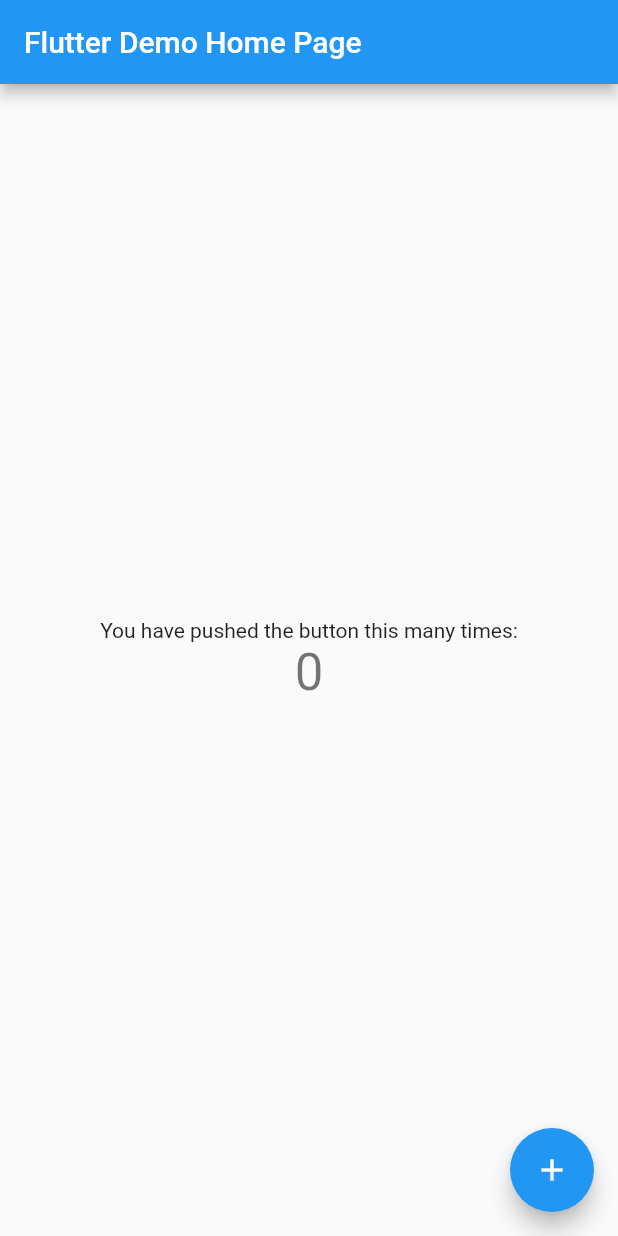
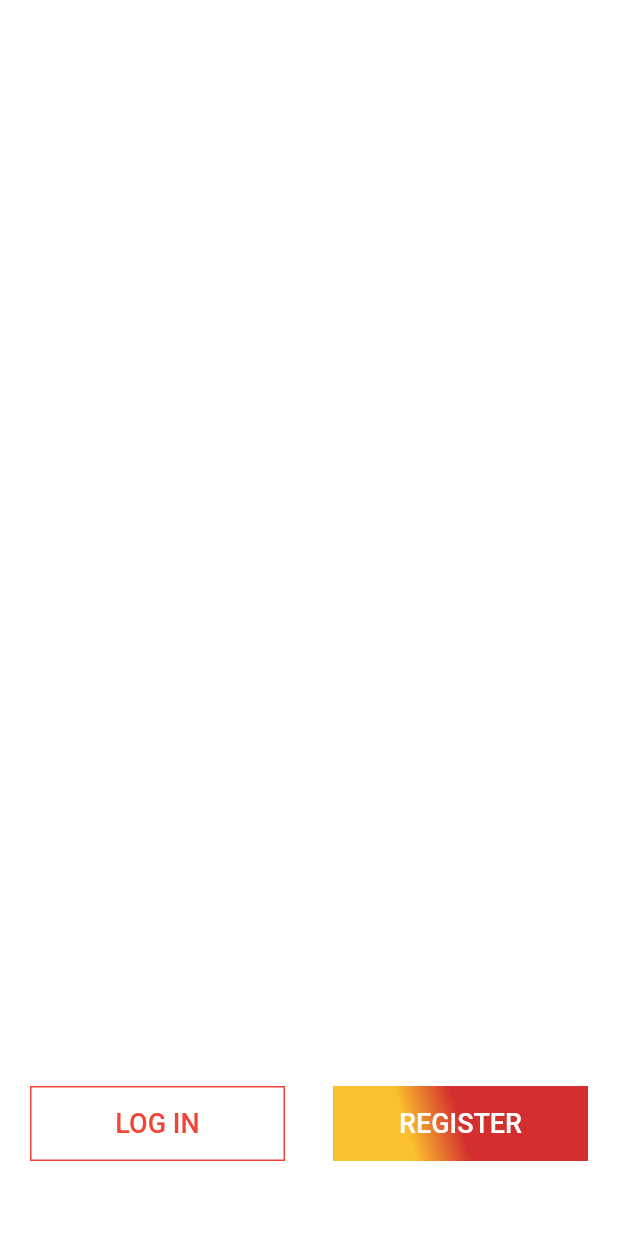
Before and after one commit to xaakib/pepperfry, a Flutter app: the screen it shows after launch, on a phone screen of 412 x 824 dp. Run offline on Flutter 3.47's test engine with Material 2 defaults, Android fonts, the phone set to English and light mode, and no system bars.

Commit message:
working on mainscreen for button desing

```diff
--- a/lib/main.dart
+++ b/lib/main.dart
@@ -1,4 +1,6 @@
 import 'package:flutter/material.dart';
+
+import 'screens/main_screen.dart';
 
 void main() {
 
@@ -10,62 +12,11 @@
   @override
   Widget build(BuildContext context) {
     return MaterialApp(
-      title: 'Flutter Demo',
+      title: 'Pepperfry',
       theme: ThemeData(
         primarySwatch: Colors.blue,
       ),
-      home: MyHomePage(title: 'Flutter Demo Home Page'),
+      home: MainScreen(),
     );
   }
 }
-
-class MyHomePage extends StatefulWidget {
-
-MyHomePage({Key key, this.title}) : super(key: key);
-
-
-  final String title;
-
-  @override
-   _MyHomePageState createState() => _MyHomePageState();
-}
-
-class _MyHomePageState extends State<MyHomePage> {
-  int _counter = 0;
-
-  void _incrementCounter() {
-    setState(() {
-      _counter++;
-    });
-  }
-
-
-  @override
-  Widget build(BuildContext context) {
-    return Scaffold(
-      appBar: AppBar(
-        title: Text(widget.title),
-      ),
-      body: Center(
-        child: Column(
-
-          mainAxisAlignment: MainAxisAlignment.center,
-          children: <Widget>[
-            Text(
-              'You have pushed the button this many times:',
-            ),
-            Text(
-              '$_counter',
-              style: Theme.of(context).textTheme.headline4,
-            ),
-          ],
-        ),
-      ),
-      floatingActionButton: FloatingActionButton(
-        onPressed: _incrementCounter,
-        tooltip: 'Increment',
-        child: Icon(Icons.add),
-      ),
-    );
-  }
-}
--- /dev/null
+++ b/lib/screens/main_screen.dart
@@ -0,0 +1,78 @@
+import 'dart:ui';
+
+import 'package:flutter/material.dart';
+
+class MainScreen extends StatelessWidget {
+  @override
+  Widget build(BuildContext context) {
+    return Scaffold(
+      body: Container(
+        height: double.infinity,
+        width: double.infinity,
+        color: Colors.white,
+        child: Stack(
+          children: [
+            Container(
+              color: Colors.white,
+            ),
+            Positioned(
+              bottom: 40,
+              left: 0,
+              right: 0,
+              child: Padding(
+                padding: const EdgeInsets.symmetric(horizontal: 20),
+                child: Container(
+                  color: Colors.white,
+                  height: 70.0,
+                  width: double.infinity,
+                  child: Row(
+                    mainAxisAlignment: MainAxisAlignment.spaceBetween,
+                    children: [
+                      Container(
+                        height: 50,
+                        width: 170,
+                        decoration: BoxDecoration(
+                            border: Border.all(color: Colors.red)),
+                        child: Center(
+                            child: Text(
+                          "LOG IN",
+                          style: TextStyle(
+                              fontWeight: FontWeight.w500,
+                              fontSize: 18,
+                              color: Colors.red),
+                        )),
+                      ),
+                      Container(
+                        height: 50,
+                        width: 170,
+                        child: Center(
+                            child: Text("REGISTER",
+                                style: TextStyle(
+                                    fontWeight: FontWeight.w500,
+                                    color: Colors.white,
+                                    fontSize: 18))),
+                        decoration: BoxDecoration(
+                          gradient: LinearGradient(
+                            begin: Alignment.topRight,
+                            end: Alignment.bottomLeft,
+                            stops: [0.1, 0.5, 0.7, 0.9],
+                            colors: [
+                              Colors.red[700],
+                              Colors.red[700],
+                              Colors.yellow[700],
+                              Colors.yellow[700],
+                            ],
+                          ),
+                        ),
+                      ),
+                    ],
+                  ),
+                ),
+              ),
+            )
+          ],
+        ),
+      ),
+    );
+  }
+}
```
